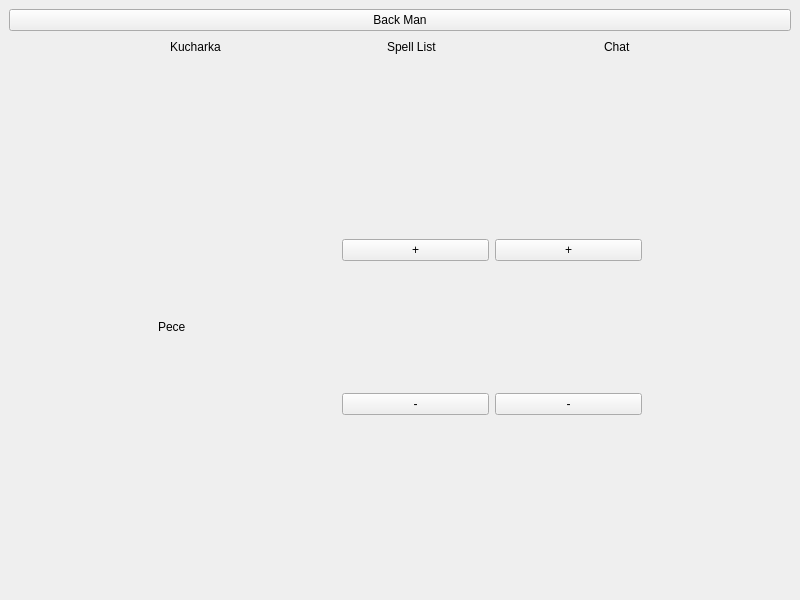
Old version of the form PernikovaChaloupka/jezibaba.ui in the repository pkubatrh/maraton0.
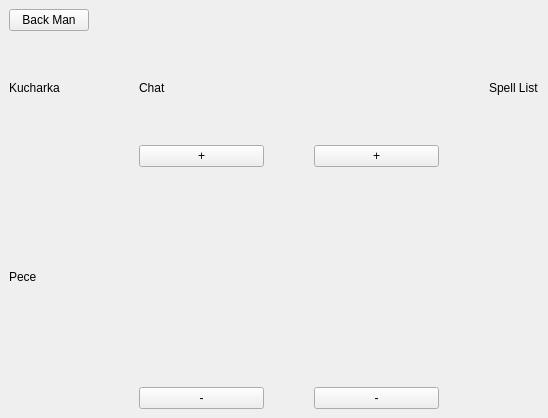
New version of the form. Custom widgets are drawn as their Qt base class.

Diff of the .ui file:
```diff
--- a/PernikovaChaloupka/jezibaba.ui
+++ b/PernikovaChaloupka/jezibaba.ui
@@ -6,8 +6,8 @@
    <rect>
     <x>0</x>
     <y>0</y>
-    <width>800</width>
-    <height>600</height>
+    <width>533</width>
+    <height>302</height>
    </rect>
   </property>
   <property name="windowTitle">
@@ -15,98 +15,64 @@
   </property>
   <widget class="QWidget" name="centralwidget">
    <layout class="QGridLayout" name="gridLayout">
-    <item row="5" column="0">
-     <layout class="QHBoxLayout" name="horizontalLayout">
-      <item>
-       <spacer name="horizontalSpacer_7">
-        <property name="orientation">
-         <enum>Qt::Horizontal</enum>
-        </property>
-        <property name="sizeHint" stdset="0">
-         <size>
-          <width>40</width>
-          <height>20</height>
-         </size>
-        </property>
-       </spacer>
-      </item>
-      <item>
+    <property name="spacing">
+     <number>50</number>
+    </property>
+    <item row="6" column="0">
        <widget class="ClickableLabel" name="label_4">
         <property name="text">
          <string>Pece</string>
         </property>
        </widget>
       </item>
-      <item>
-       <spacer name="horizontalSpacer_2">
-        <property name="orientation">
-         <enum>Qt::Horizontal</enum>
-        </property>
-        <property name="sizeHint" stdset="0">
-         <size>
-          <width>40</width>
-          <height>20</height>
-         </size>
-        </property>
-       </spacer>
-      </item>
-      <item>
+    <item row="5" column="2">
+     <widget class="ClickableLabel" name="label_2">
+      <property name="text">
+       <string>Spell List</string>
+      </property>
+     </widget>
+    </item>
+    <item row="0" column="0">
+     <widget class="QPushButton" name="pushButton">
+      <property name="text">
+       <string>Back Man</string>
+      </property>
+     </widget>
+    </item>
+    <item row="6" column="1">
        <layout class="QGridLayout" name="gridLayout_2">
-        <item row="1" column="0">
+      <property name="bottomMargin">
+       <number>0</number>
+      </property>
+      <item row="0" column="0">
          <widget class="QPushButton" name="pushButton_2">
           <property name="text">
            <string>+</string>
           </property>
          </widget>
         </item>
-        <item row="0" column="0">
-         <spacer name="verticalSpacer">
-          <property name="orientation">
-           <enum>Qt::Vertical</enum>
-          </property>
-          <property name="sizeHint" stdset="0">
-           <size>
-            <width>20</width>
-            <height>40</height>
-           </size>
-          </property>
-         </spacer>
-        </item>
-        <item row="3" column="1">
+      <item row="2" column="1">
          <widget class="QPushButton" name="pushButton_4">
           <property name="text">
            <string>-</string>
           </property>
          </widget>
         </item>
-        <item row="1" column="1">
+      <item row="0" column="1">
          <widget class="QPushButton" name="pushButton_3">
           <property name="text">
            <string>+</string>
           </property>
          </widget>
         </item>
-        <item row="3" column="0">
+      <item row="2" column="0">
          <widget class="QPushButton" name="pushButton_5">
           <property name="text">
            <string>-</string>
           </property>
          </widget>
         </item>
-        <item row="4" column="0">
-         <spacer name="verticalSpacer_2">
-          <property name="orientation">
-           <enum>Qt::Vertical</enum>
-          </property>
-          <property name="sizeHint" stdset="0">
-           <size>
-            <width>20</width>
-            <height>40</height>
-           </size>
-          </property>
-         </spacer>
-        </item>
-        <item row="2" column="0" colspan="2">
+      <item row="1" column="0" colspan="2">
          <widget class="timer" name="widget" native="true">
           <property name="minimumSize">
            <size>
@@ -118,104 +84,19 @@
         </item>
        </layout>
       </item>
-      <item>
-       <spacer name="horizontalSpacer">
-        <property name="orientation">
-         <enum>Qt::Horizontal</enum>
-        </property>
-        <property name="sizeHint" stdset="0">
-         <size>
-          <width>40</width>
-          <height>20</height>
-         </size>
-        </property>
-       </spacer>
-      </item>
-     </layout>
-    </item>
-    <item row="0" column="0">
-     <widget class="QPushButton" name="pushButton">
-      <property name="text">
-       <string>Back Man</string>
-      </property>
-     </widget>
-    </item>
-    <item row="4" column="0">
-     <layout class="QHBoxLayout" name="horizontalLayout_2">
-      <item>
-       <spacer name="horizontalSpacer_3">
-        <property name="orientation">
-         <enum>Qt::Horizontal</enum>
-        </property>
-        <property name="sizeHint" stdset="0">
-         <size>
-          <width>40</width>
-          <height>20</height>
-         </size>
-        </property>
-       </spacer>
-      </item>
-      <item>
-       <widget class="ClickableLabel" name="label_3">
-        <property name="text">
-         <string>Kucharka</string>
-        </property>
-       </widget>
-      </item>
-      <item>
-       <spacer name="horizontalSpacer_5">
-        <property name="orientation">
-         <enum>Qt::Horizontal</enum>
-        </property>
-        <property name="sizeHint" stdset="0">
-         <size>
-          <width>40</width>
-          <height>20</height>
-         </size>
-        </property>
-       </spacer>
-      </item>
-      <item>
-       <widget class="ClickableLabel" name="label_2">
-        <property name="text">
-         <string>Spell List</string>
-        </property>
-       </widget>
-      </item>
-      <item>
-       <spacer name="horizontalSpacer_6">
-        <property name="orientation">
-         <enum>Qt::Horizontal</enum>
-        </property>
-        <property name="sizeHint" stdset="0">
-         <size>
-          <width>40</width>
-          <height>20</height>
-         </size>
-        </property>
-       </spacer>
-      </item>
-      <item>
+    <item row="5" column="1">
        <widget class="ClickableLabel" name="label">
         <property name="text">
          <string>Chat</string>
         </property>
        </widget>
       </item>
-      <item>
-       <spacer name="horizontalSpacer_4">
-        <property name="orientation">
-         <enum>Qt::Horizontal</enum>
-        </property>
-        <property name="sizeHint" stdset="0">
-         <size>
-          <width>40</width>
-          <height>20</height>
-         </size>
-        </property>
-       </spacer>
-      </item>
-     </layout>
+    <item row="5" column="0">
+     <widget class="ClickableLabel" name="label_3">
+      <property name="text">
+       <string>Kucharka</string>
+      </property>
+     </widget>
     </item>
    </layout>
   </widget>
```
Lines whose indentation alone changed are shown as unchanged.
